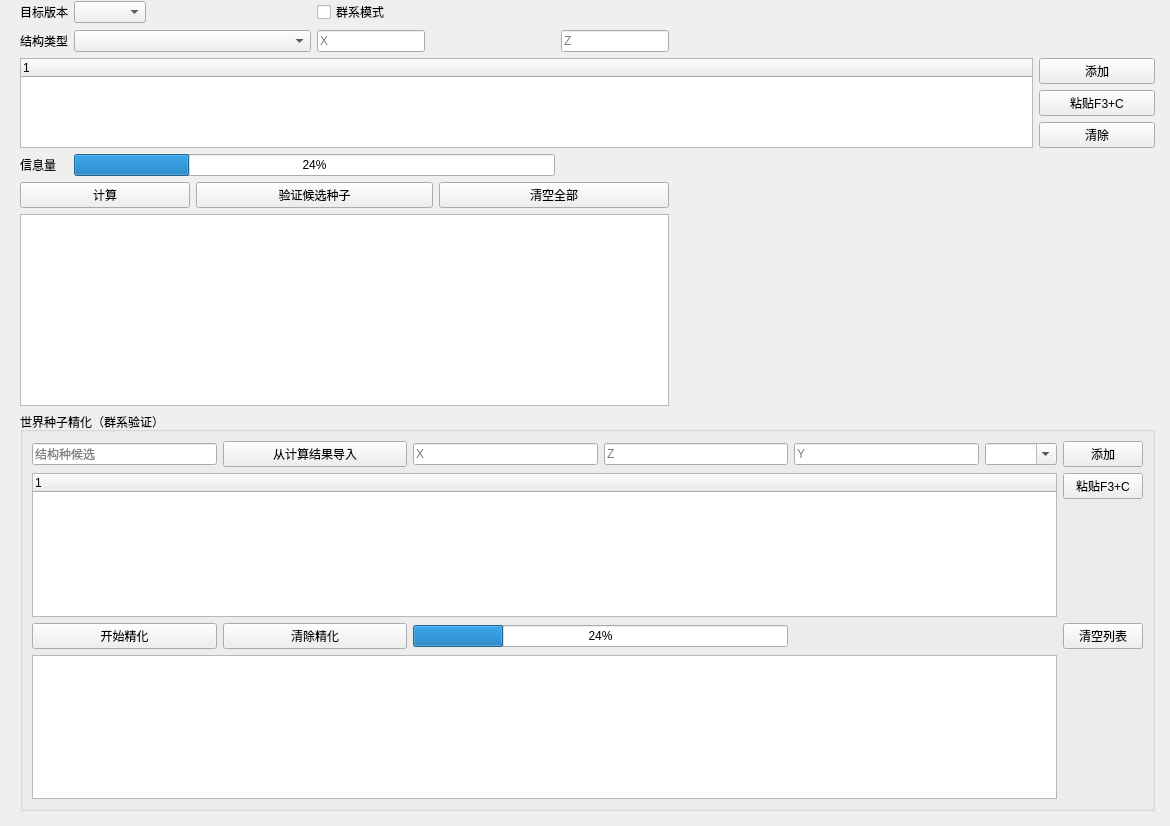
Old version of the form UI/SeedReverser.ui in the repository mmcNYT/MCHelper.
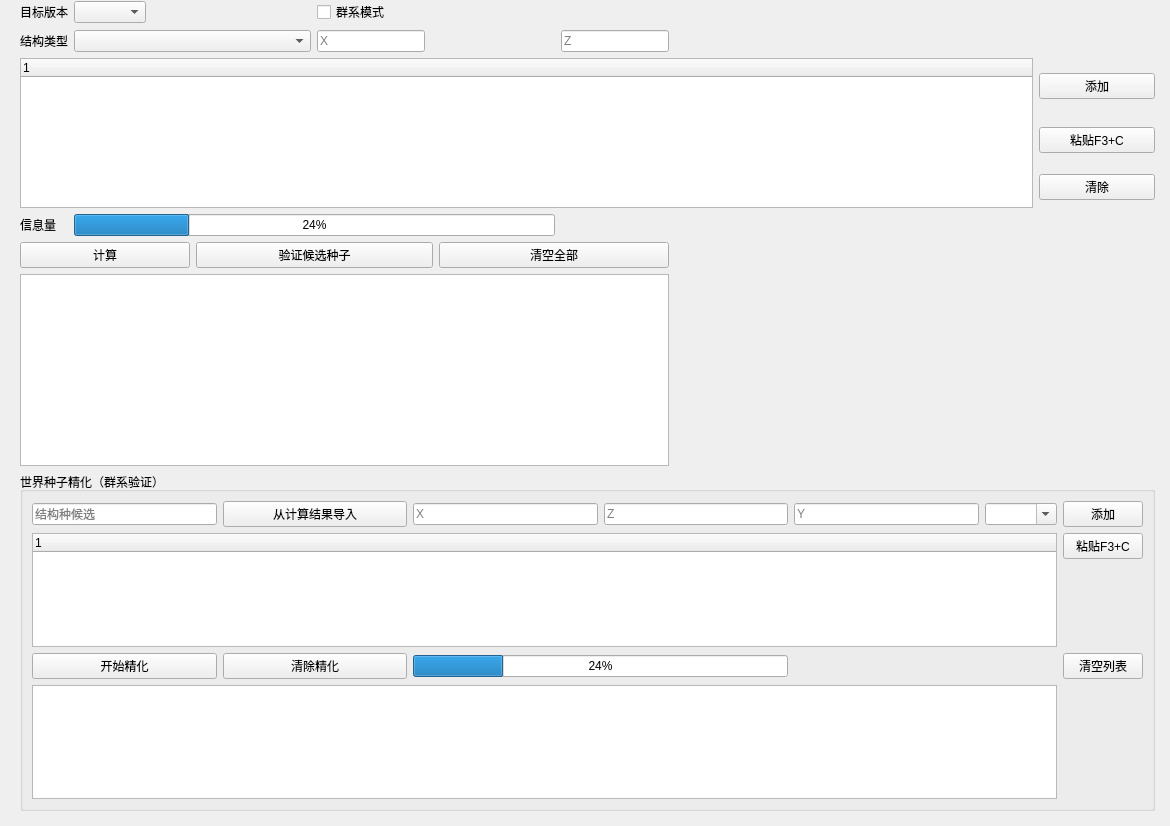
New version of the form.

Patch:
```diff
--- a/UI/SeedReverser.ui
+++ b/UI/SeedReverser.ui
@@ -22,7 +22,7 @@
      <height>811</height>
     </rect>
    </property>
-   <layout class="QGridLayout" name="gridLayout" rowstretch="0,0,0,0,0,0,0,0,0,0,0,0" columnstretch="0,0,0,0,0,0,0,0,0,0">
+   <layout class="QGridLayout" name="gridLayout" rowstretch="0,0,2,2,2,0,0,0,0,0,0,0" columnstretch="0,0,0,0,0,0,0,0,0,0">
     <item row="1" column="0">
      <widget class="QLabel" name="structTypeLabel">
       <property name="text">
@@ -69,9 +69,15 @@
       <property name="sizePolicy">
        <sizepolicy hsizetype="MinimumExpanding" vsizetype="Expanding">
         <horstretch>0</horstretch>
-        <verstretch>0</verstretch>
+        <verstretch>5</verstretch>
        </sizepolicy>
       </property>
+      <property name="minimumSize">
+       <size>
+        <width>0</width>
+        <height>150</height>
+       </size>
+      </property>
       <column>
        <property name="text">
         <string notr="true">1</string>
```
